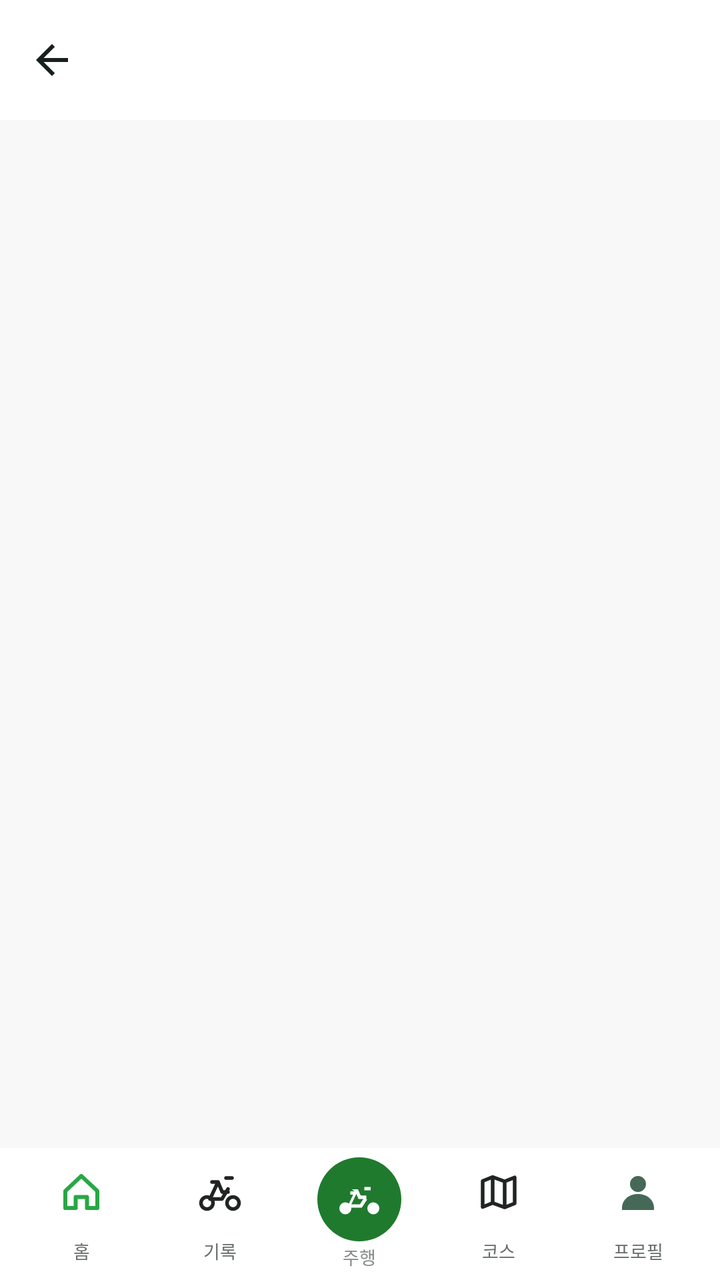
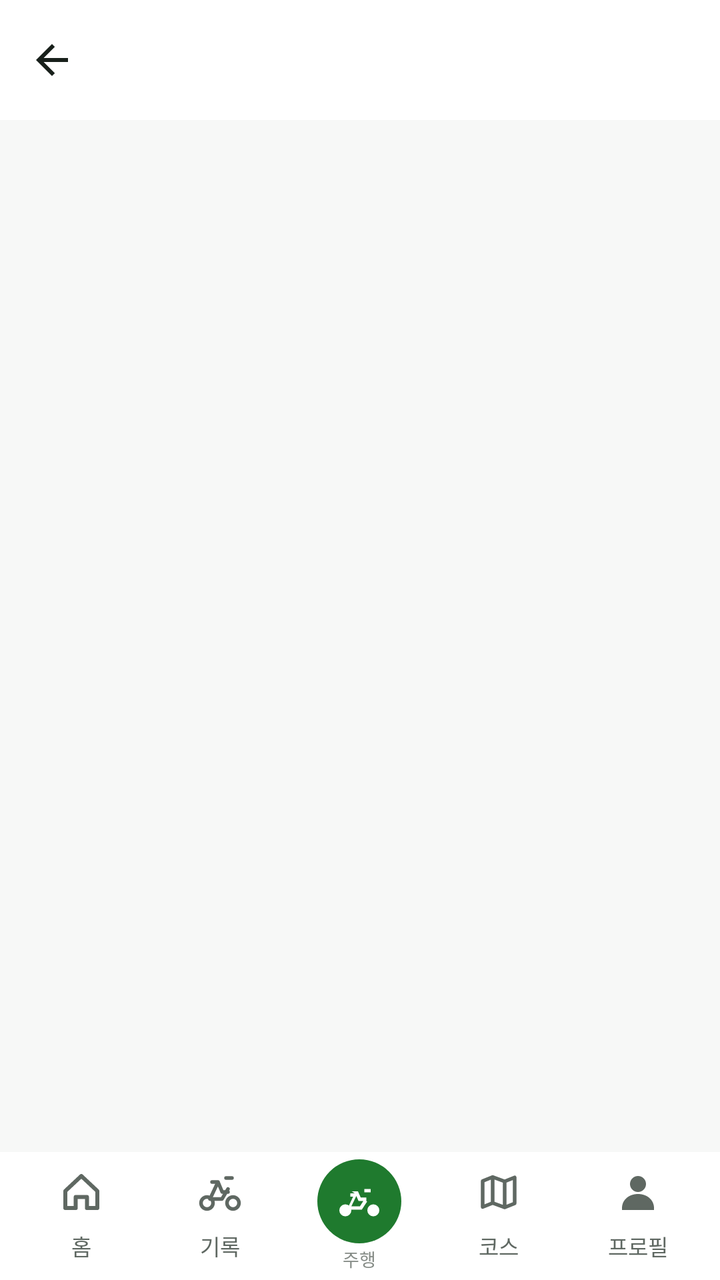

Compare the two renders of this Android layout. The source of the first and the diff that turns it into the second are given below.
<!-- AndroidManifest.xml: application theme AppTheme -->
<!-- res/layout/fragment_profile_feature.xml -->
<?xml version="1.0" encoding="utf-8"?>
<androidx.constraintlayout.widget.ConstraintLayout
    xmlns:android="http://schemas.android.com/apk/res/android"
    xmlns:app="http://schemas.android.com/apk/res-auto"
    android:layout_width="match_parent"
    android:layout_height="match_parent"
    android:background="#F7F8F7">

    <LinearLayout
        android:id="@+id/profile_feature_toolbar"
        android:layout_width="0dp"
        android:layout_height="60dp"
        android:background="#FFFFFF"
        android:gravity="center_vertical"
        android:orientation="horizontal"
        app:layout_constraintEnd_toEndOf="parent"
        app:layout_constraintStart_toStartOf="parent"
        app:layout_constraintTop_toTopOf="parent">
        <ImageButton
            android:id="@+id/profile_feature_back"
            android:layout_width="52dp"
            android:layout_height="match_parent"
            android:background="?android:attr/selectableItemBackgroundBorderless"
            android:contentDescription="뒤로"
            android:padding="15dp"
            android:src="@drawable/settings_ic_back" />
        <TextView
            android:id="@+id/profile_feature_title"
            android:layout_width="0dp"
            android:layout_height="wrap_content"
            android:layout_weight="1"
            android:textColor="#111613"
            android:textSize="21sp"
            android:textStyle="bold" />
        <ImageButton
            android:id="@+id/profile_feature_action"
            android:layout_width="48dp"
            android:layout_height="match_parent"
            android:background="?android:attr/selectableItemBackgroundBorderless"
            android:contentDescription="화면 동작"
            android:padding="14dp"
            android:src="@drawable/records_ic_calendar"
            android:visibility="gone" />
    </LinearLayout>

    <ScrollView
        android:id="@+id/profile_feature_scroll"
        android:layout_width="0dp"
        android:layout_height="0dp"
        android:clipToPadding="false"
        android:fillViewport="true"
        android:overScrollMode="never"
        android:paddingBottom="12dp"
        app:layout_constraintBottom_toTopOf="@id/profile_feature_bottom_nav"
        app:layout_constraintEnd_toEndOf="parent"
        app:layout_constraintStart_toStartOf="parent"
        app:layout_constraintTop_toBottomOf="@id/profile_feature_toolbar">
        <LinearLayout
            android:id="@+id/profile_feature_content"
            android:layout_width="match_parent"
            android:layout_height="wrap_content"
            android:orientation="vertical"
            android:padding="12dp" />
    </ScrollView>

    <include
        android:id="@+id/profile_feature_bottom_nav"
        layout="@layout/trailgo_bottom_nav"
        android:layout_width="0dp"
        android:layout_height="66dp"
        app:layout_constraintBottom_toBottomOf="parent"
        app:layout_constraintEnd_toEndOf="parent"
        app:layout_constraintStart_toStartOf="parent" />
</androidx.constraintlayout.widget.ConstraintLayout>
<!-- res/layout/trailgo_bottom_nav.xml (included above) -->
<?xml version="1.0" encoding="utf-8"?>
<LinearLayout xmlns:android="http://schemas.android.com/apk/res/android"
    android:layout_width="match_parent"
    android:layout_height="66dp"
    android:background="#FFFFFF"
    android:gravity="center"
    android:orientation="horizontal"
    android:paddingStart="6dp"
    android:paddingEnd="6dp">

    <TextView
        android:id="@+id/bottom_nav_home"
        style="@style/TrailGoBottomNavItem"
        android:drawableTop="@drawable/drawer_ic_home_custom"
        android:text="홈" />

    <TextView
        android:id="@+id/bottom_nav_records"
        style="@style/TrailGoBottomNavItem"
        android:drawableTop="@drawable/drawer_ic_bike_custom"
        android:text="기록" />

    <LinearLayout
        android:id="@+id/bottom_nav_ride"
        android:layout_width="0dp"
        android:layout_height="match_parent"
        android:layout_weight="1"
        android:clickable="true"
        android:focusable="true"
        android:gravity="center"
        android:orientation="vertical">

        <ImageView
            android:layout_width="42dp"
            android:layout_height="42dp"
            android:background="@drawable/trailgo_nav_ride_bg"
            android:padding="9dp"
            android:src="@drawable/profile_ic_bicycle"
            android:tint="#FFFFFF" />

        <TextView
            android:layout_width="wrap_content"
            android:layout_height="wrap_content"
            android:layout_marginTop="1dp"
            android:text="주행"
            android:textColor="#858B86"
            android:textSize="9sp" />
    </LinearLayout>

    <TextView
        android:id="@+id/bottom_nav_course"
        style="@style/TrailGoBottomNavItem"
        android:drawableTop="@drawable/drawer_ic_map_custom"
        android:text="코스" />

    <TextView
        android:id="@+id/bottom_nav_profile"
        style="@style/TrailGoBottomNavItem"
        android:drawableTop="@drawable/profile_ic_user"
        android:text="프로필" />
</LinearLayout>
<!-- resources referenced by this layout -->
<resources>
  <!-- drawable drawer_ic_home_custom (drawable) -->
  <vector xmlns:android="http://schemas.android.com/apk/res/android"
      android:width="24dp"
      android:height="24dp"
      android:viewportWidth="24"
      android:viewportHeight="24">
      <path
          android:fillColor="#00000000"
          android:pathData="M4,11.5L12,4l8,7.5V20h-5.2v-5.5H9.2V20H4z"
          android:strokeWidth="2"
          android:strokeColor="#28A745"
          android:strokeLineJoin="round"
          android:strokeLineCap="round" />
  </vector>
  <!-- drawable drawer_ic_map_custom (drawable) -->
  <vector xmlns:android="http://schemas.android.com/apk/res/android"
      android:width="24dp"
      android:height="24dp"
      android:viewportWidth="24"
      android:viewportHeight="24">
      <path
          android:fillColor="#00000000"
          android:pathData="M4,6.5l5,-2 6,2.2 5,-2v13l-5,2 -6,-2.2 -5,2zM9,4.5v13M15,6.7v13"
          android:strokeWidth="1.8"
          android:strokeColor="#202423"
          android:strokeLineJoin="round"
          android:strokeLineCap="round" />
  </vector>
  <!-- drawable profile_ic_user (drawable) -->
  <vector xmlns:android="http://schemas.android.com/apk/res/android"
      android:width="24dp"
      android:height="24dp"
      android:viewportWidth="24"
      android:viewportHeight="24">
      <path
          android:fillColor="#466957"
          android:pathData="M12,12a4,4 0,1 0,0 -8,4 4,0 0,0 0,8zM4,20c0,-4 3.4,-7 8,-7s8,3 8,7v1H4v-1z" />
  </vector>
  <!-- drawable settings_ic_back (drawable) -->
  <vector xmlns:android="http://schemas.android.com/apk/res/android"
      android:width="24dp"
      android:height="24dp"
      android:viewportWidth="24"
      android:viewportHeight="24">
      <path android:fillColor="#18201B" android:pathData="M20,11H7.83l5.59,-5.59L12,4l-8,8 8,8 1.42,-1.41L7.83,13H20v-2z" />
  </vector>
  <!-- drawable trailgo_nav_ride_bg (drawable) -->
  <?xml version="1.0" encoding="utf-8"?>
  <shape xmlns:android="http://schemas.android.com/apk/res/android" android:shape="oval">
      <solid android:color="#1F7A2E" />
  </shape>
  <style name="TrailGoBottomNavItem">
          <item name="android:layout_width">0dp</item>
          <item name="android:layout_height">match_parent</item>
          <item name="android:layout_weight">1</item>
          <item name="android:clickable">true</item>
          <item name="android:focusable">true</item>
          <item name="android:drawablePadding">3dp</item>
          <item name="android:gravity">center</item>
          <item name="android:paddingTop">10dp</item>
          <item name="android:textColor">#666D68</item>
          <item name="android:textSize">9sp</item>
      </style>
  <style name="AppTheme" parent="Theme.AppCompat.Light.DarkActionBar">
          
          <item name="colorPrimary">@color/colorPrimary</item>
          <item name="colorPrimaryDark">@color/colorPrimaryDark</item>
          <item name="colorAccent">@color/colorAccent</item>
      </style>
  <color name="colorPrimary">#181818</color>
  <color name="colorPrimaryDark">#181818</color>
  <color name="colorAccent">#03DAC5</color>
  <!-- unchanged entries left out for length: 3 -->
</resources>

<!-- the commit's change to res/layout/fragment_profile_feature.xml (unified diff, before → after) -->
@@ -67,7 +67,7 @@
         android:id="@+id/profile_feature_bottom_nav"
         layout="@layout/trailgo_bottom_nav"
         android:layout_width="0dp"
-        android:layout_height="66dp"
+        android:layout_height="wrap_content"
         app:layout_constraintBottom_toBottomOf="parent"
         app:layout_constraintEnd_toEndOf="parent"
         app:layout_constraintStart_toStartOf="parent" />
@@ -76,7 +76,8 @@
 <?xml version="1.0" encoding="utf-8"?>
 <LinearLayout xmlns:android="http://schemas.android.com/apk/res/android"
     android:layout_width="match_parent"
-    android:layout_height="66dp"
+    android:layout_height="wrap_content"
+    android:minHeight="64dp"
     android:background="#FFFFFF"
     android:gravity="center"
     android:orientation="horizontal"
<!-- resource entries referenced after the edit -->
@@ -55,13 +55,17 @@
           <item name="android:layout_width">0dp</item>
           <item name="android:layout_height">match_parent</item>
           <item name="android:layout_weight">1</item>
+          <item name="android:background">@drawable/trailgo_nav_item_bg</item>
           <item name="android:clickable">true</item>
+          <item name="android:drawablePadding">2dp</item>
+          <item name="android:drawableTint">@color/trailgo_nav_item</item>
           <item name="android:focusable">true</item>
-          <item name="android:drawablePadding">3dp</item>
           <item name="android:gravity">center</item>
-          <item name="android:paddingTop">10dp</item>
-          <item name="android:textColor">#666D68</item>
-          <item name="android:textSize">9sp</item>
+          <item name="android:minWidth">48dp</item>
+          <item name="android:paddingTop">8dp</item>
+          <item name="android:paddingBottom">4dp</item>
+          <item name="android:textColor">@color/trailgo_nav_item</item>
+          <item name="android:textSize">11sp</item>
       </style>
   <style name="AppTheme" parent="Theme.AppCompat.Light.DarkActionBar">
           
@@ -69,6 +73,21 @@
           <item name="colorPrimaryDark">@color/colorPrimaryDark</item>
           <item name="colorAccent">@color/colorAccent</item>
       </style>
+  <!-- drawable trailgo_nav_item_bg (drawable) -->
+  <?xml version="1.0" encoding="utf-8"?>
+  <selector xmlns:android="http://schemas.android.com/apk/res/android">
+      <item android:state_selected="true">
+          <inset android:insetLeft="6dp" android:insetTop="4dp" android:insetRight="6dp" android:insetBottom="4dp">
+              <shape android:shape="rectangle">
+                  <solid android:color="#E8F3E5" />
+                  <corners android:radius="14dp" />
+              </shape>
+          </inset>
+      </item>
+      <item>
+          <ripple android:color="#141F7A2E" />
+      </item>
+  </selector>
   <color name="colorPrimary">#181818</color>
   <color name="colorPrimaryDark">#181818</color>
   <color name="colorAccent">#03DAC5</color>
